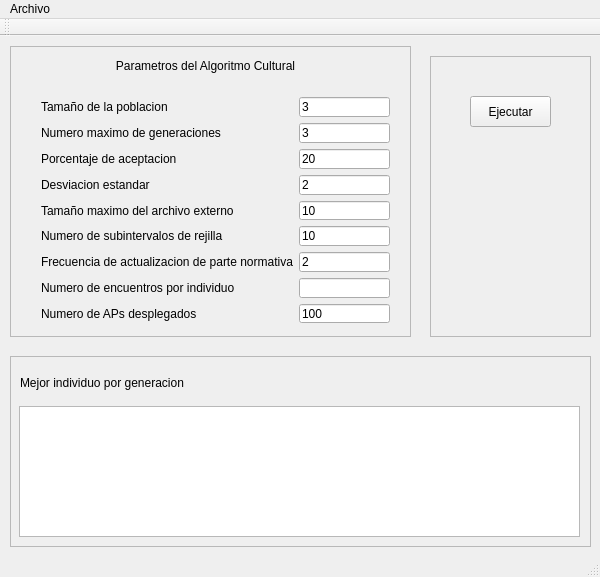
This is mainwindow.ui in antonioaraujob/omocac as Qt 5 draws it before an edit. The edited form follows.
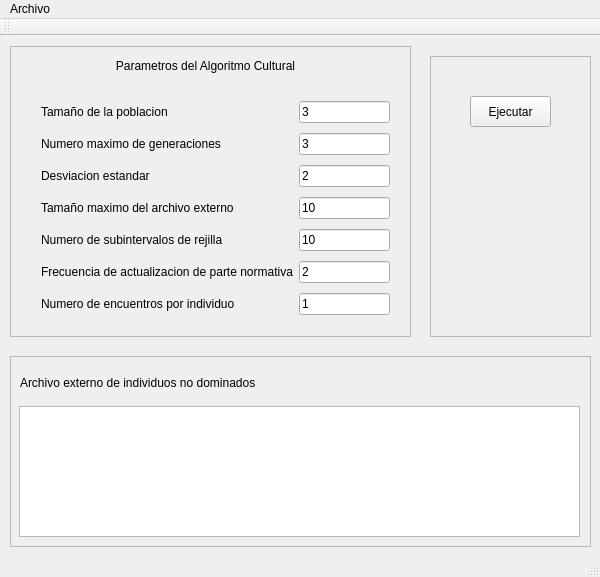
This is the edited form.

Commit message: Revisión del código de archivo externo y MainWindow

Diff of the .ui file:
```diff
--- a/mainwindow.ui
+++ b/mainwindow.ui
@@ -84,31 +84,34 @@
       </rect>
      </property>
      <layout class="QGridLayout" name="gridLayout">
-      <item row="3" column="1">
-       <widget class="QLineEdit" name="lineEditMutationStd">
+      <item row="5" column="0">
+       <widget class="QLabel" name="label_9">
         <property name="text">
-         <string>2</string>
+         <string>Frecuencia de actualizacion de parte normativa</string>
         </property>
        </widget>
       </item>
-      <item row="2" column="1">
-       <widget class="QLineEdit" name="lineEditAceptationPercentage">
+      <item row="0" column="1">
+       <widget class="QLineEdit" name="lineEditPopulationSize">
+        <property name="toolTip">
+         <string extracomment="[1..1000]"/>
+        </property>
+        <property name="whatsThis">
+         <string extracomment="[1..1000]"/>
+        </property>
         <property name="text">
-         <string>20</string>
+         <string>3</string>
         </property>
        </widget>
       </item>
-      <item row="7" column="1">
-       <widget class="QLineEdit" name="lineEditMatchPerTournament">
+      <item row="6" column="0">
+       <widget class="QLabel" name="label_10">
         <property name="text">
-         <string/>
+         <string>Numero de encuentros por individuo</string>
         </property>
-        <property name="readOnly">
-         <bool>false</bool>
-        </property>
        </widget>
       </item>
-      <item row="6" column="1">
+      <item row="5" column="1">
        <widget class="QLineEdit" name="lineEditGnormative">
         <property name="text">
          <string>2</string>
@@ -122,16 +125,10 @@
         </property>
        </widget>
       </item>
-      <item row="2" column="0">
-       <widget class="QLabel" name="label_4">
+      <item row="4" column="1">
+       <widget class="QLineEdit" name="lineEditGridSubintervals">
         <property name="text">
-         <string>Porcentaje de aceptacion</string>
-        </property>
-        <property name="scaledContents">
-         <bool>false</bool>
-        </property>
-        <property name="wordWrap">
-         <bool>false</bool>
+         <string>10</string>
         </property>
        </widget>
       </item>
@@ -142,17 +139,10 @@
         </property>
        </widget>
       </item>
-      <item row="4" column="0">
-       <widget class="QLabel" name="label_7">
+      <item row="2" column="1">
+       <widget class="QLineEdit" name="lineEditMutationStd">
         <property name="text">
-         <string>Tamaño maximo del archivo externo</string>
-        </property>
-       </widget>
-      </item>
-      <item row="3" column="0">
-       <widget class="QLabel" name="label_5">
-        <property name="text">
-         <string>Desviacion estandar</string>
+         <string>2</string>
         </property>
        </widget>
       </item>
@@ -163,65 +153,41 @@
         </property>
        </widget>
       </item>
-      <item row="5" column="0">
+      <item row="4" column="0">
        <widget class="QLabel" name="label_8">
         <property name="text">
          <string>Numero de subintervalos de rejilla</string>
         </property>
        </widget>
       </item>
-      <item row="7" column="0">
-       <widget class="QLabel" name="label_10">
+      <item row="3" column="0">
+       <widget class="QLabel" name="label_7">
         <property name="text">
-         <string>Numero de encuentros por individuo</string>
+         <string>Tamaño maximo del archivo externo</string>
         </property>
        </widget>
       </item>
-      <item row="6" column="0">
-       <widget class="QLabel" name="label_9">
-        <property name="text">
-         <string>Frecuencia de actualizacion de parte normativa</string>
-        </property>
-       </widget>
-      </item>
-      <item row="0" column="1">
-       <widget class="QLineEdit" name="lineEditPopulationSize">
-        <property name="toolTip">
-         <string extracomment="[1..1000]"/>
-        </property>
-        <property name="whatsThis">
-         <string extracomment="[1..1000]"/>
-        </property>
-        <property name="text">
-         <string>3</string>
-        </property>
-       </widget>
-      </item>
-      <item row="5" column="1">
-       <widget class="QLineEdit" name="lineEditGridSubintervals">
-        <property name="text">
-         <string>10</string>
-        </property>
-       </widget>
-      </item>
-      <item row="4" column="1">
+      <item row="3" column="1">
        <widget class="QLineEdit" name="lineEditExternalFileSize">
         <property name="text">
          <string>10</string>
         </property>
        </widget>
       </item>
-      <item row="8" column="0">
-       <widget class="QLabel" name="label_11">
+      <item row="6" column="1">
+       <widget class="QLineEdit" name="lineEditMatchPerTournament">
         <property name="text">
-         <string>Numero de APs desplegados</string>
+         <string>1</string>
+        </property>
+        <property name="readOnly">
+         <bool>false</bool>
         </property>
        </widget>
       </item>
-      <item row="8" column="1">
-       <widget class="QLineEdit" name="lineEditApsNumber">
+      <item row="2" column="0">
+       <widget class="QLabel" name="label_5">
         <property name="text">
-         <string>100</string>
+         <string>Desviacion estandar</string>
         </property>
        </widget>
       </item>
@@ -258,12 +224,12 @@
       <rect>
        <x>10</x>
        <y>11</y>
-       <width>221</width>
+       <width>321</width>
        <height>31</height>
       </rect>
      </property>
      <property name="text">
-      <string>Mejor individuo por generacion</string>
+      <string>Archivo externo de individuos no dominados</string>
      </property>
     </widget>
    </widget>
```
Left out of the diff: 1 changed line with no effect on the pictures. The commit also changes 3 other files.
